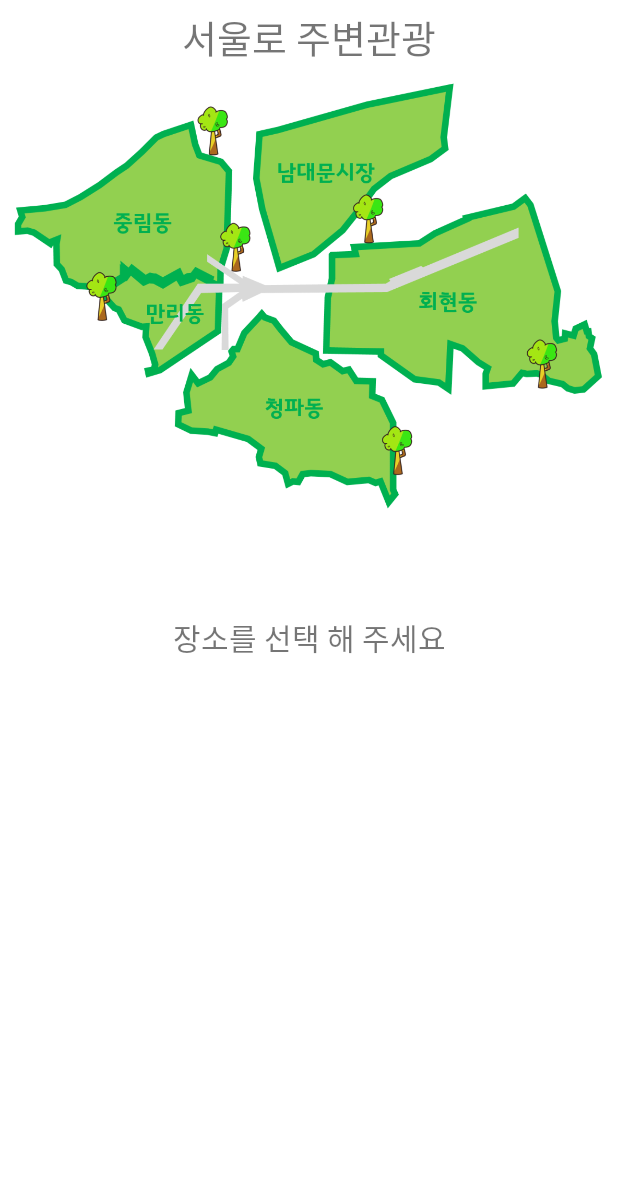
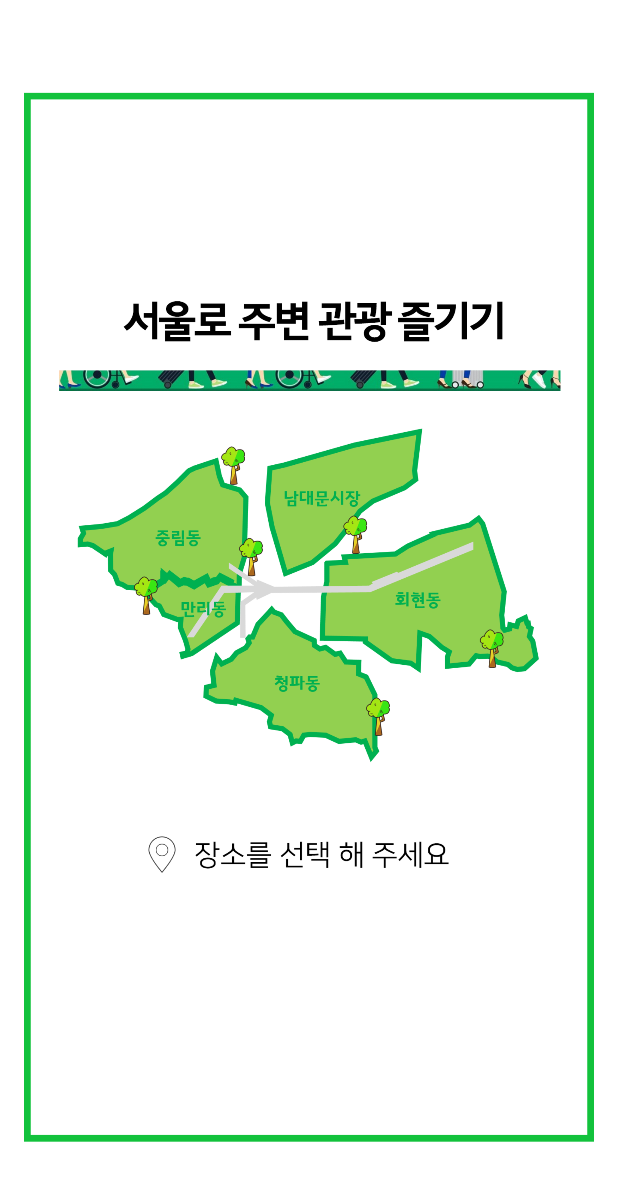
Before and after one commit to 944712/seoullo, an Android app: the layout see_near.xml on its own in the app's theme, with its tools: preview values and no code run, on a phone screen of 412 x 824 dp. Shown: the top 1181 px of the screen. Run offline under Robolectric (Android 15) with nearby library versions, the phone set to English and light mode, and no system bars.

Commit message:
image
kya 1026

```diff
--- a/app/build.gradle
+++ b/app/build.gradle
@@ -2,7 +2,7 @@ apply plugin: 'com.android.application'
 
 android {
     compileSdkVersion 25
-    buildToolsVersion "26.0.1"
+    buildToolsVersion '26.0.2'
     defaultConfig {
         applicationId "com.example.user.seoulloapp"
         minSdkVersion 24
--- a/app/src/main/res/layout/see_near.xml
+++ b/app/src/main/res/layout/see_near.xml
@@ -6,82 +6,11 @@
     android:layout_height="match_parent"
     android:background="#ffffff">
 
-    <TextView
-        android:id="@+id/TitleText"
-        android:layout_width="match_parent"
-        android:layout_height="50dp"
-        android:gravity="center"
-        android:text="서울로 주변관광"
-        android:layout_alignParentTop="true"
-        android:layout_alignParentLeft="true"
-        android:layout_alignParentStart="true"
-        android:textSize="25dp"/>
-
     <ImageView
         android:id="@+id/map"
         android:layout_width="match_parent"
-        android:layout_height="400dp"
-        android:src="@drawable/map" />
-    <TextView
-        android:id="@+id/ExplainText"
-        android:layout_width="match_parent"
-        android:layout_height="50dp"
-        android:gravity="center"
-        android:text="장소를 선택 해 주세요"
-        android:layout_below="@+id/map"
-        android:layout_alignParentLeft="true"
-        android:layout_alignParentStart="true"
-        android:textSize="20dp"/>
+        android:layout_height="match_parent"
+        android:src="@drawable/menu" />
 
-    <Button
-        android:id="@+id/buttonJongLim"
-        android:layout_width="wrap_content"
-        android:layout_height="wrap_content"
-        android:background="#00ff0000"
-        android:layout_marginLeft="61dp"
-        android:layout_marginStart="61dp"
-        android:layout_alignTop="@+id/buttonHuiHyeon"
-        android:layout_alignParentLeft="true"
-        android:layout_alignParentStart="true"
-        android:layout_marginTop="15dp" />
-
-    <Button
-        android:id="@+id/buttonManLi"
-        android:layout_width="wrap_content"
-        android:layout_height="wrap_content"
-        android:background="#00ff0000"
-        android:layout_marginRight="16dp"
-        android:layout_marginEnd="12dp"
-        android:layout_above="@+id/buttonJongLim"
-        android:layout_alignEnd="@+id/buttonJongLim" />
-
-    <Button
-        android:id="@+id/buttonNamDaeMun"
-        android:layout_width="wrap_content"
-        android:layout_height="wrap_content"
-        android:background="#00ff0000"
-        android:layout_marginStart="29dp"
-        android:layout_alignBottom="@+id/buttonManLi"
-        android:layout_toEndOf="@+id/buttonJongLim"
-        android:layout_marginBottom="36dp" />
-
-    <Button
-        android:id="@+id/buttonCheongPa"
-        android:layout_width="wrap_content"
-        android:layout_height="wrap_content"
-        android:background="#00ff0000"
-        android:layout_below="@+id/buttonJongLim"
-        android:layout_toEndOf="@+id/buttonJongLim" />
-
-    <Button
-        android:id="@+id/buttonHuiHyeon"
-        android:layout_width="wrap_content"
-        android:layout_height="wrap_content"
-        android:layout_marginTop="128dp"
-        android:background="#00ff0000"
-        android:layout_marginRight="56dp"
-        android:layout_below="@+id/TitleText"
-        android:layout_toEndOf="@+id/buttonCheongPa"
-        android:layout_marginStart="17dp" />
 
 </RelativeLayout>
--- a/build.gradle
+++ b/build.gradle
@@ -5,7 +5,7 @@ buildscript {
         jcenter()
     }
     dependencies {
-        classpath 'com.android.tools.build:gradle:2.3.3'
+        classpath 'com.android.tools.build:gradle:3.0.0'
 
         // NOTE: Do not place your application dependencies here; they belong
         // in the individual module build.gradle files
--- a/gradle.properties
+++ b/gradle.properties
@@ -10,6 +10,7 @@
 # Specifies the JVM arguments used for the daemon process.
 # The setting is particularly useful for tweaking memory settings.
 org.gradle.jvmargs=-Xmx1536m
+com.android.build.gradle.overridePathCheck=true
 
 # When configured, Gradle will run in incubating parallel mode.
 # This option should only be used with decoupled projects. More details, visit
```
Also changed, not shown: app/src/main/res/drawable/appicon.png (added), app/src/main/res/drawable/map.PNG (deleted), gradle/wrapper/gradle-wrapper.properties, 1 other file.
